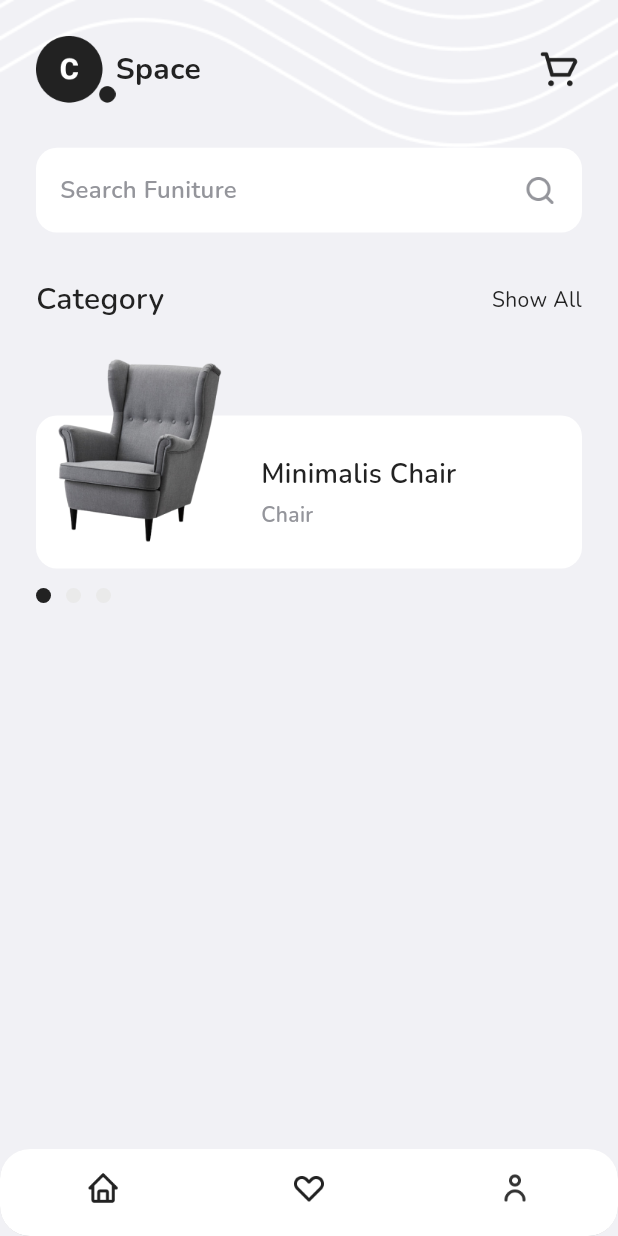
After one commit to Rhystall/Spacer-App, a Flutter app: the HomePage screen opened by its route, on a phone screen of 412 x 824 dp. The commit adds this screen. Run offline on Flutter 3.47's test engine with Material 3 defaults, Android fonts, the light colour scheme and no system bars; drawn by our look-alikes of carousel_slider; our stand-ins replace fluttertoast, google_fonts.

Commit message:
Add HomePage (Header, Search Bar, Category)

```diff
--- a/lib/main.dart
+++ b/lib/main.dart
@@ -1,4 +1,5 @@
 import 'package:flutter/material.dart';
+import 'package:spacer/pages/home_page.dart';
 import 'package:spacer/pages/login_page.dart';
 import 'package:spacer/pages/onboarding_page.dart';
 import 'package:spacer/pages/splash_page.dart';
@@ -18,6 +19,7 @@ class MyApp extends StatelessWidget {
         '/': (context) => const SplashPage(),
         '/onboarding': (context) => const OnboardingPage(),
         '/login': (context) => const LoginPage(),
+        '/home': (context) => const HomePage(),
       },
     );
   }
--- /dev/null
+++ b/lib/pages/home_page.dart
@@ -0,0 +1,220 @@
+import 'package:carousel_slider/carousel_slider.dart';
+import 'package:flutter/material.dart';
+import 'package:spacer/theme.dart';
+import 'package:spacer/widgets/home_category_item.dart';
+
+class HomePage extends StatefulWidget {
+  const HomePage({super.key});
+
+  @override
+  State<HomePage> createState() => _HomePageState();
+}
+
+class _HomePageState extends State<HomePage> {
+  int categoryIndex = 0;
+  @override
+  Widget build(BuildContext context) {
+    return Scaffold(
+      backgroundColor: kWhiteGreyColor,
+      bottomNavigationBar: ClipRRect(
+        borderRadius: BorderRadius.circular(20),
+        child: BottomNavigationBar(
+          showSelectedLabels: false,
+          showUnselectedLabels: false,
+          backgroundColor: kWhiteColor,
+          items: [
+            BottomNavigationBarItem(
+              label: "Home",
+              icon: Image.asset(
+                'assets/icon_home.png',
+                width: 24,
+              ),
+            ),
+            BottomNavigationBarItem(
+              label: "Favorite",
+              icon: Image.asset(
+                'assets/icon_heart.png',
+                width: 24,
+              ),
+            ),
+            BottomNavigationBarItem(
+              label: "Profile",
+              icon: Image.asset(
+                'assets/icon_profile.png',
+                width: 24,
+              ),
+            ),
+          ],
+        ),
+      ),
+      body: Stack(
+        children: [
+          Image.asset('assets/image_background.png'),
+          ListView(
+            children: [
+              // Header
+              Container(
+                margin: EdgeInsets.only(top: 24),
+                padding: EdgeInsets.symmetric(
+                  horizontal: 24,
+                ),
+                child: Row(
+                  children: [
+                    Image.asset(
+                      'assets/logo_black.png',
+                      width: 53,
+                    ),
+                    Text(
+                      "Space",
+                      style: blackTextStyle.copyWith(
+                        fontSize: 20,
+                        fontWeight: bold,
+                      ),
+                    ),
+                    Spacer(),
+                    Image.asset(
+                      'assets/icon_cart.png',
+                      width: 30,
+                    ),
+                  ],
+                ),
+              ),
+              // Search Bar
+              Container(
+                margin: EdgeInsets.only(
+                  top: 30,
+                  left: 24,
+                  right: 24,
+                ),
+                padding: EdgeInsets.all(16),
+                decoration: BoxDecoration(
+                  borderRadius: BorderRadius.circular(14),
+                  color: kWhiteColor,
+                ),
+                child: Row(
+                  mainAxisAlignment: MainAxisAlignment.spaceBetween,
+                  children: [
+                    Text(
+                      "Search Funiture",
+                      style: greyTextStle.copyWith(
+                        fontSize: 16,
+                        fontWeight: semiBold,
+                      ),
+                    ),
+                    Image.asset(
+                      'assets/icon_search.png',
+                      width: 24,
+                      color: kGreyColor,
+                    ),
+                  ],
+                ),
+              ),
+              // Category Title
+              Container(
+                margin: EdgeInsets.only(
+                  top: 30,
+                  left: 24,
+                  right: 24,
+                ),
+                child: Row(
+                  mainAxisAlignment: MainAxisAlignment.spaceBetween,
+                  children: [
+                    Text(
+                      "Category",
+                      style: blackTextStyle.copyWith(
+                        fontSize: 20,
+                        fontWeight: semiBold,
+                      ),
+                    ),
+                    Text(
+                      "Show All",
+                      style: blackTextStyle.copyWith(
+                        fontWeight: regular,
+                        fontSize: 14,
+                      ),
+                    )
+                  ],
+                ),
+              ),
+              // Category Carrousel
+              Container(
+                margin: EdgeInsets.only(top: 25),
+                child: CarouselSlider(
+                  items: [
+                    HomeCategoryItem(
+                      title: 'Minimalis Chair',
+                      subtitle: 'Chair',
+                      imageUrl: 'assets/image_product_category1.png',
+                    ),
+                    HomeCategoryItem(
+                      title: 'Minimalis Table',
+                      subtitle: 'Table',
+                      imageUrl: 'assets/image_product_category2.png',
+                    ),
+                    HomeCategoryItem(
+                      title: 'Minimalis Chair',
+                      subtitle: 'Chair',
+                      imageUrl: 'assets/image_product_category3.png',
+                    ),
+                  ],
+                  options: CarouselOptions(
+                    height: 140,
+                    enableInfiniteScroll: false,
+                    viewportFraction: 1,
+                    onPageChanged: (value, _) {
+                      setState(() {
+                        categoryIndex = value;
+                      });
+                    },
+                  ),
+                ),
+              ),
+              // Carousel Indicator
+              Container(
+                margin: EdgeInsets.only(
+                  top: 13,
+                  left: 24,
+                  right: 24,
+                ),
+                child: Row(
+                  children: [
+                    Container(
+                      height: 10,
+                      width: 10,
+                      margin: EdgeInsets.only(right: 10),
+                      decoration: BoxDecoration(
+                        shape: BoxShape.circle,
+                        color:
+                            categoryIndex == 0 ? kBlackColor : kLineDarkColor,
+                      ),
+                    ),
+                    Container(
+                      height: 10,
+                      width: 10,
+                      margin: EdgeInsets.only(right: 10),
+                      decoration: BoxDecoration(
+                        shape: BoxShape.circle,
+                        color:
+                            categoryIndex == 1 ? kBlackColor : kLineDarkColor,
+                      ),
+                    ),
+                    Container(
+                      height: 10,
+                      width: 10,
+                      margin: EdgeInsets.only(right: 10),
+                      decoration: BoxDecoration(
+                        shape: BoxShape.circle,
+                        color:
+                            categoryIndex == 2 ? kBlackColor : kLineDarkColor,
+                      ),
+                    ),
+                  ],
+                ),
+              ),
+            ],
+          ),
+        ],
+      ),
+    );
+  }
+}
--- a/lib/pages/login_page.dart
+++ b/lib/pages/login_page.dart
@@ -206,14 +206,20 @@ class _LoginPageState extends State<LoginPage> {
             setState(() {
               isLoading = false;
             });
+
+            if (password.text != '12345') {
+              setState(() {
+                isPasswordError = true;
+              });
+              FToast().showToast(
+                child: errorToast(),
+                toastDuration: const Duration(seconds: 3),
+                gravity: ToastGravity.BOTTOM,
+              );
+            } else {
+              Navigator.pushNamed(context, '/home');
+            }
           });
-          if (password.text != '12345') {
-            setState(() {
-              isPasswordError = true;
-            });
-          }
-          FToast().showToast(
-              child: errorToast(), toastDuration: const Duration(seconds: 3));
         },
         child: isLoading
             ? CircularProgressIndicator(
--- /dev/null
+++ b/lib/widgets/home_category_item.dart
@@ -0,0 +1,68 @@
+import 'package:flutter/material.dart';
+import 'package:spacer/theme.dart';
+
+class HomeCategoryItem extends StatelessWidget {
+  final String title;
+  final String subtitle;
+  final String imageUrl;
+
+  const HomeCategoryItem(
+      {super.key,
+      required this.title,
+      required this.subtitle,
+      required this.imageUrl});
+
+  @override
+  Widget build(BuildContext context) {
+    return Container(
+      height: 123,
+      width: MediaQuery.of(context).size.width - (2 * 24),
+      child: Stack(
+        children: [
+          Align(
+            alignment: Alignment.bottomCenter,
+            child: Container(
+              height: 102,
+              decoration: BoxDecoration(
+                borderRadius: BorderRadius.circular(14),
+                color: kWhiteColor,
+              ),
+              child: Row(
+                children: [
+                  SizedBox(
+                    width: 150,
+                  ),
+                  Column(
+                    crossAxisAlignment: CrossAxisAlignment.start,
+                    mainAxisAlignment: MainAxisAlignment.center,
+                    children: [
+                      Text(
+                        title,
+                        style: blackTextStyle.copyWith(
+                          fontSize: 18,
+                          fontWeight: semiBold,
+                        ),
+                      ),
+                      SizedBox(
+                        height: 4,
+                      ),
+                      Text(
+                        subtitle,
+                        style: greyTextStle.copyWith(
+                            fontSize: 14, fontWeight: semiBold),
+                      ),
+                    ],
+                  ),
+                ],
+              ),
+            ),
+          ),
+          Image.asset(
+            imageUrl,
+            height: 122,
+          ),
+        ],
+      ),
+    );
+  }
+}
```
Also changed, not shown: assets/image_background.png, assets/image_product_category3.png.
